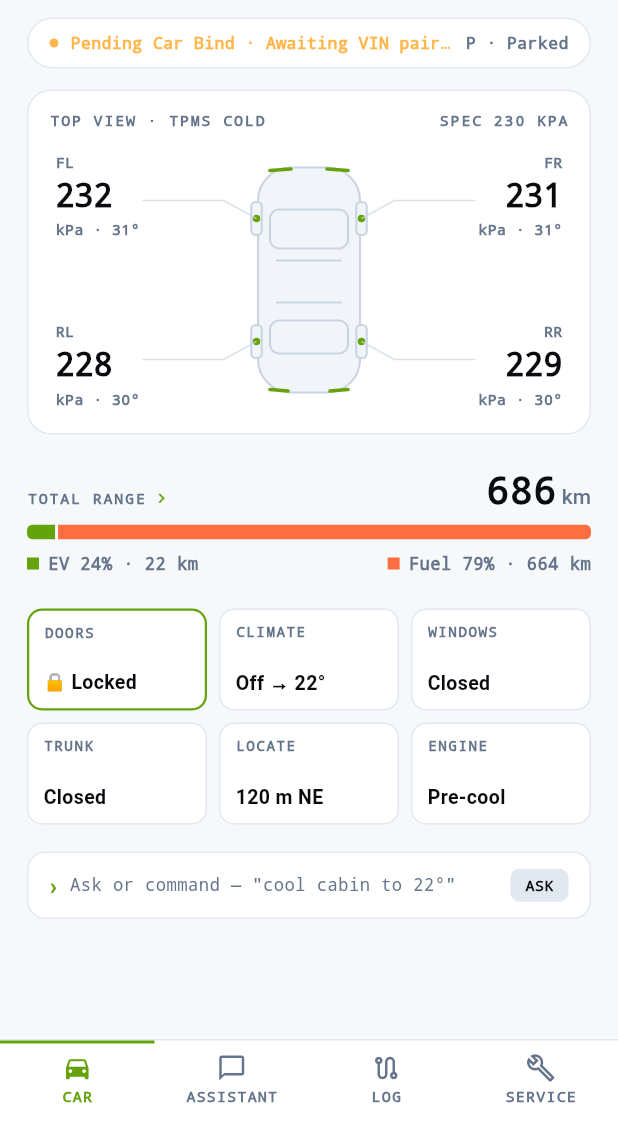
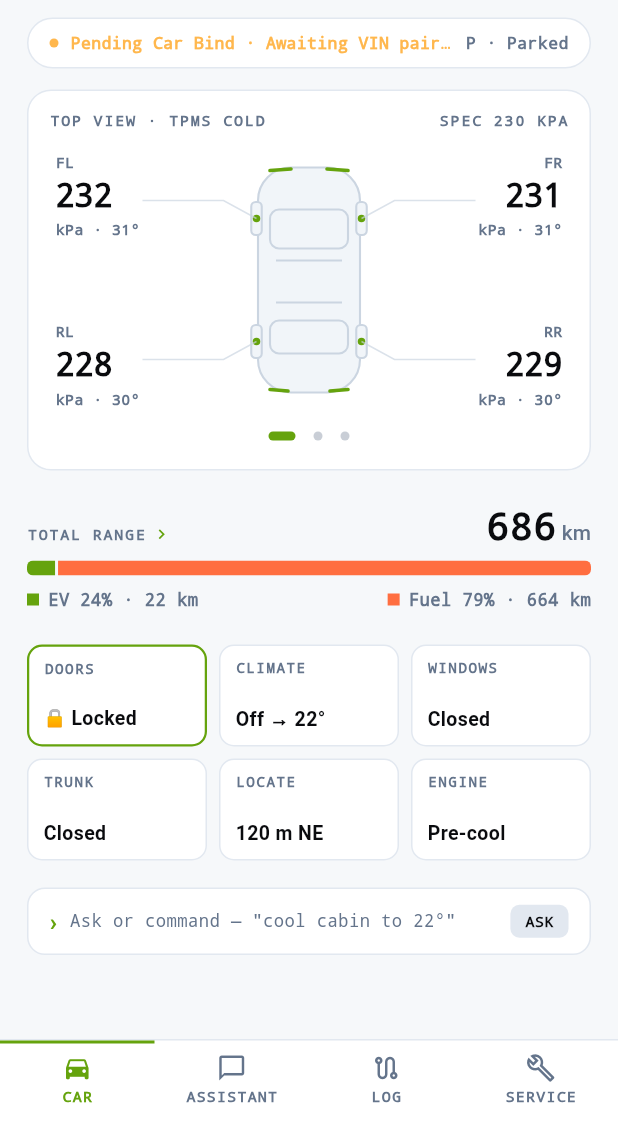
Before and after one commit to mohdafix/TiggoMate, a Flutter app: the screen it shows after launch, after a tap on "Continue", on a phone screen of 412 x 824 dp, the part 107-1236 px from its top. Run offline on Flutter 3.47's test engine with Material 3 defaults, Android fonts, the phone set to English and light mode, and no system bars; our stand-ins replace cloud_firestore, firebase_auth, firebase_core, geolocator, shared_preferences; missing offline and left inert: model_viewer_plus; accounts and stored records are empty.

Commit message:
Add swipeable car view carousel (TPMS / Paint Studio / 3D Orbit)

```diff
--- a/lib/src/ui/blueprint_car_canvas.dart
+++ b/lib/src/ui/blueprint_car_canvas.dart
@@ -1,7 +1,7 @@
 import 'package:flutter/material.dart';
 import '../carlinko/vehicle_telemetry.dart';
 
-/// Cyber Minimalist Top-Down Blueprint Car Canvas with TPMS Callouts
+/// Cyber Minimalist Top-Down Blueprint Car Canvas with TPMS Callouts (full card)
 class BlueprintCarCanvas extends StatelessWidget {
   final VehicleTelemetry telemetry;
   final bool isBound;
@@ -22,6 +22,62 @@ class BlueprintCarCanvas extends StatelessWidget {
     final cardBg = isDark ? const Color(0xFF12141A) : Colors.white;
     final borderCol = isDark ? const Color(0xFF1E222B) : const Color(0xFFE2E8F0);
     final textMuted = isDark ? const Color(0xFF717684) : const Color(0xFF64748B);
+
+    final headerStyle = TextStyle(
+      fontFamily: 'monospace',
+      fontSize: 10,
+      letterSpacing: 1.2,
+      color: textMuted,
+    );
+
+    return Container(
+      decoration: BoxDecoration(
+        color: cardBg,
+        borderRadius: BorderRadius.circular(16),
+        border: Border.all(color: borderCol, width: 1),
+      ),
+      padding: const EdgeInsets.symmetric(horizontal: 14, vertical: 12),
+      child: Column(
+        children: [
+          Row(
+            mainAxisAlignment: MainAxisAlignment.spaceBetween,
+            children: [
+              Text('TOP VIEW · TPMS COLD', style: headerStyle.copyWith(fontWeight: FontWeight.w700)),
+              Text('SPEC 230 KPA', style: headerStyle.copyWith(fontWeight: FontWeight.w600)),
+            ],
+          ),
+          const SizedBox(height: 10),
+          BlueprintCarStage(
+            telemetry: telemetry,
+            isBound: isBound,
+            accentColor: accentColor,
+          ),
+        ],
+      ),
+    );
+  }
+}
+
+/// The bare 180 px blueprint stage (painter + 4 TPMS readouts), no card chrome.
+/// Used by [BlueprintCarCanvas] and by the dashboard's CarViewCarousel.
+class BlueprintCarStage extends StatelessWidget {
+  final VehicleTelemetry telemetry;
+  final bool isBound;
+  final Color accentColor;
+  final double height;
+
+  const BlueprintCarStage({
+    super.key,
+    required this.telemetry,
+    required this.isBound,
+    required this.accentColor,
+    this.height = 180,
+  });
+
+  @override
+  Widget build(BuildContext context) {
+    final isDark = Theme.of(context).brightness == Brightness.dark;
+    final textMuted = isDark ? const Color(0xFF717684) : const Color(0xFF64748B);
     final textPrimary = isDark ? Colors.white : const Color(0xFF0A0B0E);
 
     final flKpa = isBound && telemetry.tyreFlPressureKpa > 0 ? telemetry.tyreFlPressureKpa.round() : 232;
@@ -34,49 +90,19 @@ class BlueprintCarCanvas extends StatelessWidget {
     final rlTemp = isBound && telemetry.tyreRlTempC > 0 ? telemetry.tyreRlTempC.round() : 30;
     final rrTemp = isBound && telemetry.tyreRrTempC > 0 ? telemetry.tyreRrTempC.round() : 30;
 
-    return Container(
-      decoration: BoxDecoration(
-        color: cardBg,
-        borderRadius: BorderRadius.circular(16),
-        border: Border.all(color: borderCol, width: 1),
-      ),
-      padding: const EdgeInsets.symmetric(horizontal: 14, vertical: 12),
-      child: Column(
-        children: [
-          // Header: TOP VIEW · TPMS COLD  SPEC 230 KPA
-          Row(
-            mainAxisAlignment: MainAxisAlignment.spaceBetween,
-            children: [
-              Text(
-                'TOP VIEW · TPMS COLD',
-                style: TextStyle(
-                  fontFamily: 'monospace',
-                  fontSize: 10,
-                  fontWeight: FontWeight.w700,
-                  letterSpacing: 1.2,
-                  color: textMuted,
-                ),
-              ),
-              Text(
-                'SPEC 230 KPA',
-                style: TextStyle(
-                  fontFamily: 'monospace',
-                  fontSize: 10,
-                  fontWeight: FontWeight.w600,
-                  letterSpacing: 1.2,
-                  color: textMuted,
-                ),
-              ),
-            ],
-          ),
-          const SizedBox(height: 10),
+    Widget readout(String label, int kpa, int temp, bool alignRight) => _TpmsCornerReadout(
+          label: label,
+          kpa: kpa,
+          tempC: temp,
+          alignRight: alignRight,
+          textMuted: textMuted,
+          textPrimary: textPrimary,
+        );
 
-          // Blueprint Stage with 4 Corner Readouts and Top-Down Car Silhouette
-          SizedBox(
-            height: 180,
+    return SizedBox(
+      height: height,
       child: Stack(
         children: [
-                // Top-Down Blueprint Painter
           Positioned.fill(
             child: CustomPaint(
               painter: _CarBlueprintPainter(
@@ -86,65 +112,10 @@ class BlueprintCarCanvas extends StatelessWidget {
               ),
             ),
           ),
-
-                // Front Left TPMS Readout
-                Positioned(
-                  top: 4,
-                  left: 4,
-                  child: _TpmsCornerReadout(
-                    label: 'FL',
-                    kpa: flKpa,
-                    tempC: flTemp,
-                    alignRight: false,
-                    textMuted: textMuted,
-                    textPrimary: textPrimary,
-                  ),
-                ),
-
-                // Front Right TPMS Readout
-                Positioned(
-                  top: 4,
-                  right: 4,
-                  child: _TpmsCornerReadout(
-                    label: 'FR',
-                    kpa: frKpa,
-                    tempC: frTemp,
-                    alignRight: true,
-                    textMuted: textMuted,
-                    textPrimary: textPrimary,
-                  ),
-                ),
-
-                // Rear Left TPMS Readout
-                Positioned(
-                  bottom: 4,
-                  left: 4,
-                  child: _TpmsCornerReadout(
-                    label: 'RL',
-                    kpa: rlKpa,
-                    tempC: rlTemp,
-                    alignRight: false,
-                    textMuted: textMuted,
-                    textPrimary: textPrimary,
-                  ),
-                ),
-
-                // Rear Right TPMS Readout
-                Positioned(
-                  bottom: 4,
-                  right: 4,
-                  child: _TpmsCornerReadout(
-                    label: 'RR',
-                    kpa: rrKpa,
-                    tempC: rrTemp,
-                    alignRight: true,
-                    textMuted: textMuted,
-                    textPrimary: textPrimary,
-                  ),
-                ),
-              ],
-            ),
-          ),
+          Positioned(top: 4, left: 4, child: readout('FL', flKpa, flTemp, false)),
+          Positioned(top: 4, right: 4, child: readout('FR', frKpa, frTemp, true)),
+          Positioned(bottom: 4, left: 4, child: readout('RL', rlKpa, rlTemp, false)),
+          Positioned(bottom: 4, right: 4, child: readout('RR', rrKpa, rrTemp, true)),
         ],
       ),
     );
--- /dev/null
+++ b/lib/src/ui/car_view_carousel.dart
@@ -0,0 +1,480 @@
+import 'package:flutter/material.dart';
+import 'package:model_viewer_plus/model_viewer_plus.dart';
+
+import '../carlinko/vehicle_skin.dart';
+import '../carlinko/vehicle_telemetry.dart';
+import 'blueprint_car_canvas.dart';
+
+/// Swipeable car card: TPMS top view → Paint Studio → 3D Orbit.
+class CarViewCarousel extends StatefulWidget {
+  final VehicleTelemetry telemetry;
+  final bool isBound;
+  final Color accentColor;
+  final String selectedSkinKey;
+  final ValueChanged<String> onSkinSelected;
+
+  /// Page to open on (lets the parent restore it after the card is rebuilt).
+  final int initialPage;
+  final ValueChanged<int>? onPageChanged;
+
+  const CarViewCarousel({
+    super.key,
+    required this.telemetry,
+    required this.isBound,
+    required this.accentColor,
+    required this.selectedSkinKey,
+    required this.onSkinSelected,
+    this.initialPage = 0,
+    this.onPageChanged,
+  });
+
+  @override
+  State<CarViewCarousel> createState() => _CarViewCarouselState();
+}
+
+class _CarViewCarouselState extends State<CarViewCarousel> {
+  static const int _pageCount = 3;
+  static const int _orbitPage = 2;
+
+  late final PageController _pageController;
+  late int _page;
+  bool _orbitActive = false;
+
+  @override
+  void initState() {
+    super.initState();
+    _page = widget.initialPage.clamp(0, _pageCount - 1);
+    _pageController = PageController(initialPage: _page);
+  }
+
+  @override
+  void dispose() {
+    _pageController.dispose();
+    super.dispose();
+  }
+
+  void _onPageChanged(int i) {
+    setState(() {
+      _page = i;
+      if (i != _orbitPage) _orbitActive = false;
+    });
+    widget.onPageChanged?.call(i);
+  }
+
+  void _goTo(int i) {
+    if (_orbitActive) setState(() => _orbitActive = false);
+    _pageController.animateToPage(
+      i,
+      duration: const Duration(milliseconds: 350),
+      curve: Curves.easeInOut,
+    );
+  }
+
+  String get _label => const [
+        'TOP VIEW · TPMS COLD',
+        'VEHICLE PAINT STUDIO',
+        '3D ORBIT VIEWER',
+      ][_page];
+
+  String get _hint {
+    switch (_page) {
+      case 0:
+        return 'SPEC 230 KPA';
+      case 1:
+        return 'EXTERIOR COLOR';
+      default:
+        return _orbitActive ? 'DRAG TO ORBIT' : 'TAP TO ORBIT';
+    }
+  }
+
+  @override
+  Widget build(BuildContext context) {
+    final isDark = Theme.of(context).brightness == Brightness.dark;
+    final cardBg = isDark ? const Color(0xFF12141A) : Colors.white;
+    final borderCol = isDark ? const Color(0xFF1E222B) : const Color(0xFFE2E8F0);
+    final textMuted = isDark ? const Color(0xFF717684) : const Color(0xFF64748B);
+    final textPrimary = isDark ? Colors.white : const Color(0xFF0A0B0E);
+
+    final headerStyle = TextStyle(
+      fontFamily: 'monospace',
+      fontSize: 10,
+      letterSpacing: 1.2,
+      color: textMuted,
+    );
+
+    return Container(
+      decoration: BoxDecoration(
+        color: cardBg,
+        borderRadius: BorderRadius.circular(16),
+        border: Border.all(color: borderCol, width: 1),
+      ),
+      padding: const EdgeInsets.symmetric(horizontal: 14, vertical: 12),
+      child: Column(
+        children: [
+          // Dynamic header
+          Row(
+            mainAxisAlignment: MainAxisAlignment.spaceBetween,
+            children: [
+              Text(_label, style: headerStyle.copyWith(fontWeight: FontWeight.w700)),
+              Text(
+                _hint,
+                style: headerStyle.copyWith(
+                  fontWeight: FontWeight.w600,
+                  color: _orbitActive ? widget.accentColor : textMuted,
+                ),
+              ),
+            ],
+          ),
+          const SizedBox(height: 10),
+
+          // Swipe zone. Page swipe is locked while the user is orbiting the 3D model.
+          SizedBox(
+            height: 180,
+            child: PageView(
+              controller: _pageController,
+              physics: _orbitActive ? const NeverScrollableScrollPhysics() : null,
+              onPageChanged: _onPageChanged,
+              children: [
+                BlueprintCarStage(
+                  telemetry: widget.telemetry,
+                  isBound: widget.isBound,
+                  accentColor: widget.accentColor,
+                ),
+                _PaintStudioPanel(
+                  selectedKey: widget.selectedSkinKey,
+                  onSelected: widget.onSkinSelected,
+                  accentColor: widget.accentColor,
+                  borderCol: borderCol,
+                  textMuted: textMuted,
+                  textPrimary: textPrimary,
+                ),
+                _OrbitViewerPanel(
+                  active: _orbitActive,
+                  background: cardBg,
+                  accentColor: widget.accentColor,
+                  onActivate: () => setState(() => _orbitActive = true),
+                  onDeactivate: () => setState(() => _orbitActive = false),
+                ),
+              ],
+            ),
+          ),
+
+          const SizedBox(height: 4),
+          _PageDots(
+            count: _pageCount,
+            current: _page,
+            activeColor: widget.accentColor,
+            inactiveColor: textMuted.withValues(alpha: 0.35),
+            onTap: _goTo,
+          ),
+        ],
+      ),
+    );
+  }
+}
+
+// ─── Panel 1: Paint Studio ──────────────────────────────────────────────────
+
+class _PaintStudioPanel extends StatelessWidget {
+  final String selectedKey;
+  final ValueChanged<String> onSelected;
+  final Color accentColor;
+  final Color borderCol;
+  final Color textMuted;
+  final Color textPrimary;
+
+  const _PaintStudioPanel({
+    required this.selectedKey,
+    required this.onSelected,
+    required this.accentColor,
+    required this.borderCol,
+    required this.textMuted,
+    required this.textPrimary,
+  });
+
+  @override
+  Widget build(BuildContext context) {
+    final skin = getVehicleSkinByKey(selectedKey);
+
+    return Column(
+      children: [
+        // Hero render: the only place on the cyber dashboard where the skin is visible
+        Expanded(
+          child: AnimatedSwitcher(
+            duration: const Duration(milliseconds: 300),
+            child: Image.asset(
+              skin.assetPath,
+              key: ValueKey(skin.key),
+              fit: BoxFit.contain,
+              errorBuilder: (_, _, _) =>
+                  Icon(Icons.directions_car_filled_outlined, size: 48, color: textMuted),
+            ),
+          ),
+        ),
+        const SizedBox(height: 4),
+        Text(
+          '${skin.name}${skin.isDualTone ? ' · DUAL TONE' : ''}'.toUpperCase(),
+          maxLines: 1,
+          overflow: TextOverflow.ellipsis,
+          style: TextStyle(
+            fontFamily: 'monospace',
+            fontSize: 11,
+            fontWeight: FontWeight.w700,
+            letterSpacing: 1.0,
+            color: textPrimary,
+          ),
+        ),
+        const SizedBox(height: 8),
+        // Plain Row (not a ListView), so horizontal drags still reach the PageView
+        Row(
+          mainAxisAlignment: MainAxisAlignment.center,
+          children: [
+            for (final s in kOfficialVehicleSkins)
+              _SkinSwatch(
+                skin: s,
+                selected: s.key == selectedKey,
+                accentColor: accentColor,
+                borderCol: borderCol,
+                // Haptics + persistence already happen in _updateVehicleColor
+                onTap: s.key == selectedKey ? null : () => onSelected(s.key),
+              ),
+          ],
+        ),
+      ],
+    );
+  }
+}
+
+class _SkinSwatch extends StatelessWidget {
+  final VehicleSkinOption skin;
+  final bool selected;
+  final Color accentColor;
+  final Color borderCol;
+  final VoidCallback? onTap;
+
+  const _SkinSwatch({
+    required this.skin,
+    required this.selected,
+    required this.accentColor,
+    required this.borderCol,
+    required this.onTap,
+  });
+
+  @override
+  Widget build(BuildContext context) {
+    return Semantics(
+      button: true,
+      selected: selected,
+      label: skin.name,
+      child: GestureDetector(
+        behavior: HitTestBehavior.opaque,
+        onTap: onTap,
+        child: Padding(
+          padding: const EdgeInsets.symmetric(horizontal: 8),
+          child: AnimatedContainer(
+            duration: const Duration(milliseconds: 200),
+            width: 34,
+            height: 34,
+            decoration: BoxDecoration(
+              shape: BoxShape.circle,
+              border: Border.all(
+                color: selected ? accentColor : borderCol,
+                width: selected ? 2 : 1,
+              ),
+              boxShadow: [
+                BoxShadow(color: skin.primaryColor.withValues(alpha: 0.3), blurRadius: 6),
+              ],
+            ),
+            // Same look as the bottom sheet: dual-tone shows a roof band on top
+            child: ClipOval(
+              child: skin.isDualTone
+                  ? Stack(
+                      children: [
+                        Container(color: skin.primaryColor),
+                        Align(
+                          alignment: Alignment.topCenter,
+                          child: Container(height: 11, color: skin.secondaryColor),
+                        ),
+                      ],
+                    )
+                  : Container(color: skin.primaryColor),
+            ),
+          ),
+        ),
+      ),
+    );
+  }
+}
+
+// ─── Panel 2: 3D Orbit ──────────────────────────────────────────────────────
+
+class _OrbitViewerPanel extends StatefulWidget {
+  final bool active;
+  final Color background;
+  final Color accentColor;
+  final VoidCallback onActivate;
+  final VoidCallback onDeactivate;
+
+  const _OrbitViewerPanel({
+    required this.active,
+    required this.background,
+    required this.accentColor,
+    required this.onActivate,
+    required this.onDeactivate,
+  });
+
+  @override
+  State<_OrbitViewerPanel> createState() => _OrbitViewerPanelState();
+}
+
+class _OrbitViewerPanelState extends State<_OrbitViewerPanel>
+    with AutomaticKeepAliveClientMixin {
+  // Keep the WebView (and the 24 MB GLB) alive after first load,
+  // so swiping back to this panel doesn't reload the model.
+  @override
+  bool get wantKeepAlive => true;
+
+  @override
+  Widget build(BuildContext context) {
+    super.build(context);
+    return ClipRRect(
+      borderRadius: BorderRadius.circular(12),
+      child: Stack(
+        children: [
+          Positioned.fill(
+            child: ModelViewer(
+              src: 'assets/models/tiggo7.glb',
+              alt: 'Chery Tiggo 7 PHEV 3D',
+              ar: false,
+              autoRotate: true,
+              autoRotateDelay: 1000,
+              rotationPerSecond: '18deg',
+              cameraControls: true,
+              touchAction: TouchAction.panY,
+              backgroundColor: widget.background,
+            ),
+          ),
+
+          // Shield: while not orbiting, the WebView never sees pointers, so
+          // horizontal drags go to the PageView and vertical drags to the dashboard.
+          if (!widget.active)
+            Positioned.fill(
+              child: GestureDetector(
+                behavior: HitTestBehavior.opaque,
+                onTap: widget.onActivate,
+              ),
+            ),
+
+          Positioned(
+            right: 8,
+            bottom: 8,
+            child: _OrbitChip(
+              active: widget.active,
+              accentColor: widget.accentColor,
+              onTap: widget.active ? widget.onDeactivate : widget.onActivate,
+            ),
+          ),
+        ],
+      ),
+    );
+  }
+}
+
+class _OrbitChip extends StatelessWidget {
+  final bool active;
+  final Color accentColor;
+  final VoidCallback onTap;
+
+  const _OrbitChip({required this.active, required this.accentColor, required this.onTap});
+
+  @override
+  Widget build(BuildContext context) {
+    return GestureDetector(
+      onTap: onTap,
+      child: Container(
+        padding: const EdgeInsets.symmetric(horizontal: 10, vertical: 6),
+        decoration: BoxDecoration(
+          color: active ? accentColor : Colors.black.withValues(alpha: 0.55),
+          borderRadius: BorderRadius.circular(20),
+        ),
+        child: Row(
+          mainAxisSize: MainAxisSize.min,
+          children: [
+            Icon(
+              active ? Icons.check : Icons.threesixty,
+              size: 14,
+              color: active ? Colors.black : Colors.white,
+            ),
+            const SizedBox(width: 4),
+            Text(
+              active ? 'DONE' : 'ORBIT',
+              style: TextStyle(
+                fontFamily: 'monospace',
+                fontSize: 10,
+                fontWeight: FontWeight.w700,
+                letterSpacing: 1.0,
+                color: active ? Colors.black : Colors.white,
+              ),
+            ),
+          ],
+        ),
+      ),
+    );
+  }
+}
+
+// ─── Page dots ──────────────────────────────────────────────────────────────
+
+class _PageDots extends StatelessWidget {
+  final int count;
+  final int current;
+  final Color activeColor;
+  final Color inactiveColor;
+  final ValueChanged<int> onTap;
+
+  const _PageDots({
+    required this.count,
+    required this.current,
+    required this.activeColor,
+    required this.inactiveColor,
+    required this.onTap,
+  });
+
+  @override
+  Widget build(BuildContext context) {
+    return SizedBox(
+      height: 20,
+      child: Row(
+        mainAxisAlignment: MainAxisAlignment.center,
+        children: List.generate(count, (i) {
+          final active = i == current;
+          return Semantics(
+            button: true,
+            selected: active,
+            label: 'Car view ${i + 1} of $count',
+            child: GestureDetector(
+              behavior: HitTestBehavior.opaque,
+              onTap: () => onTap(i),
+              // 20 px tall, ≥18 px wide hit area around a 6 px dot
+              child: SizedBox(
+                width: active ? 30 : 18,
+                height: 20,
+                child: Center(
+                  child: AnimatedContainer(
+                    duration: const Duration(milliseconds: 250),
+                    width: active ? 18 : 6,
+                    height: 6,
+                    decoration: BoxDecoration(
+                      color: active ? activeColor : inactiveColor,
+                      borderRadius: BorderRadius.circular(3),
+                    ),
+                  ),
+                ),
+              ),
+            ),
+          );
+        }),
+      ),
+    );
+  }
+}
--- a/lib/src/ui/neo_dashboard.dart
+++ b/lib/src/ui/neo_dashboard.dart
@@ -22,7 +22,7 @@ import '../widgets/home_widget_service.dart';
 import 'climate_control_sheet.dart';
 import 'window_sunroof_sheet.dart';
 import 'remote_engine_sheet.dart';
-import 'blueprint_car_canvas.dart';
+import 'car_view_carousel.dart';
 import 'ask_assistant_sheet.dart';
 import 'energy_screen.dart';
 import '../mytnb/mytnb_api.dart';
@@ -69,6 +69,7 @@ class _NeoDashboardState extends State<NeoDashboard> with SingleTickerProviderSt
   double _homeAcCost = 0.0;
   double _petrolCost = 0.0;
   double _publicEvCost = 0.0;
+  int _carViewPage = 0; // remembered carousel page (survives card rebuilds)
 
   String get _selectedVehicleColorKey => VehicleSkinManager.instance.currentSkinKey;
 
@@ -1107,11 +1108,15 @@ class _NeoDashboardState extends State<NeoDashboard> with SingleTickerProviderSt
             ),
             const SizedBox(height: 14),
 
-            // 3. BLUEPRINT TOP-VIEW CAR WITH 4-WHEEL TPMS CALLOUTS
-            BlueprintCarCanvas(
+            // 3. SWIPEABLE CAR VIEW CAROUSEL (TPMS → Paint Studio → 3D Orbit)
+            CarViewCarousel(
               telemetry: _telemetry,
               isBound: isBound,
               accentColor: limeAccent,
+              selectedSkinKey: _selectedVehicleColorKey,
+              onSkinSelected: _updateVehicleColor,
+              initialPage: _carViewPage,
+              onPageChanged: (i) => _carViewPage = i, // no setState needed
             ),
             const SizedBox(height: 18),
 
```
Lines whose indentation alone changed are shown as unchanged.
